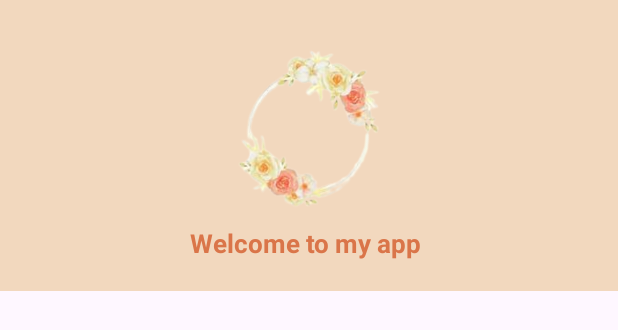
After one commit to abir2000708/MobileProject, an Android app: the layout header_menu.xml on its own in the app's theme, with its tools: preview values and no code run, on a phone screen of 412 x 824 dp. The commit adds this screen. Shown: the top 330 px of the screen. Run offline under Robolectric (Android 15) with nearby library versions, the phone set to English and light mode, and no system bars.

Commit message:
feat:menu profile header

```diff
--- a/app/src/main/java/com/example/formationstagefv/SignInActivity.java
+++ b/app/src/main/java/com/example/formationstagefv/SignInActivity.java
@@ -63,7 +63,7 @@ public class SignInActivity extends AppCompatActivity {
 
         boolean rememberIsChecked = sharedPreferences.getBoolean("rememberMe",false);
         if (rememberIsChecked){
-         startActivity( new Intent(this,ProfileActivity.class));
+         startActivity( new Intent(this,HomeActivity.class));
         }
 
         rememberMe.setOnCheckedChangeListener((buttonView, isChecked) -> {
@@ -107,7 +107,7 @@ public class SignInActivity extends AppCompatActivity {
         FirebaseUser loggedUser = firebaseAuth.getCurrentUser();
         if (loggedUser != null) {
             if (loggedUser.isEmailVerified()) {
-                startActivity(new Intent(this,ProfileActivity.class));
+                startActivity(new Intent(this,HomeActivity.class));
                 finish();
             } else {
                 Toast.makeText(this, "Please verify your email ", Toast.LENGTH_SHORT).show();
--- /dev/null
+++ b/app/src/main/res/drawable/nav_item_background.xml
@@ -0,0 +1,5 @@
+<?xml version="1.0" encoding="utf-8"?>
+<selector xmlns:android="http://schemas.android.com/apk/res/android">
+    <item android:drawable="@color/first_app" android:state_checked="true"/>
+    <item android:drawable="@android:color/transparent"/>
+</selector>
--- /dev/null
+++ b/app/src/main/res/layout/header_menu.xml
@@ -0,0 +1,27 @@
+<?xml version="1.0" encoding="utf-8"?>
+<LinearLayout xmlns:android="http://schemas.android.com/apk/res/android"
+    android:layout_width="match_parent"
+    android:layout_height="wrap_content"
+    android:background="@color/first_app"
+    android:orientation="vertical"
+    android:padding="20sp"
+    >
+
+    <ImageView
+        android:layout_width="110dp"
+        android:layout_height="110dp"
+        android:layout_gravity="center"
+        android:layout_margin="10sp"
+        android:src="@drawable/logo" />
+
+    <TextView
+        android:layout_width="wrap_content"
+        android:layout_height="wrap_content"
+        android:layout_gravity="center"
+        android:text="Welcome to my app "
+        android:textColor="@color/color_app"
+        android:textSize="17sp"
+        android:textStyle="bold"/>
+
+
+</LinearLayout>
```
Also changed, not shown: app/src/main/java/com/example/formationstagefv/HomeActivity.java (+56 -5 lines), app/src/main/java/com/example/formationstagefv/ProfileActivity.java (+16 -0 lines), app/src/main/res/layout/activity_home.xml (+29 -3 lines), app/src/main/res/menu/main_menu.xml (added, +14 -0 lines), app/src/main/res/values/themes.xml (+10 -0 lines), app/src/main/res/drawable/ic_menu.png (added).
